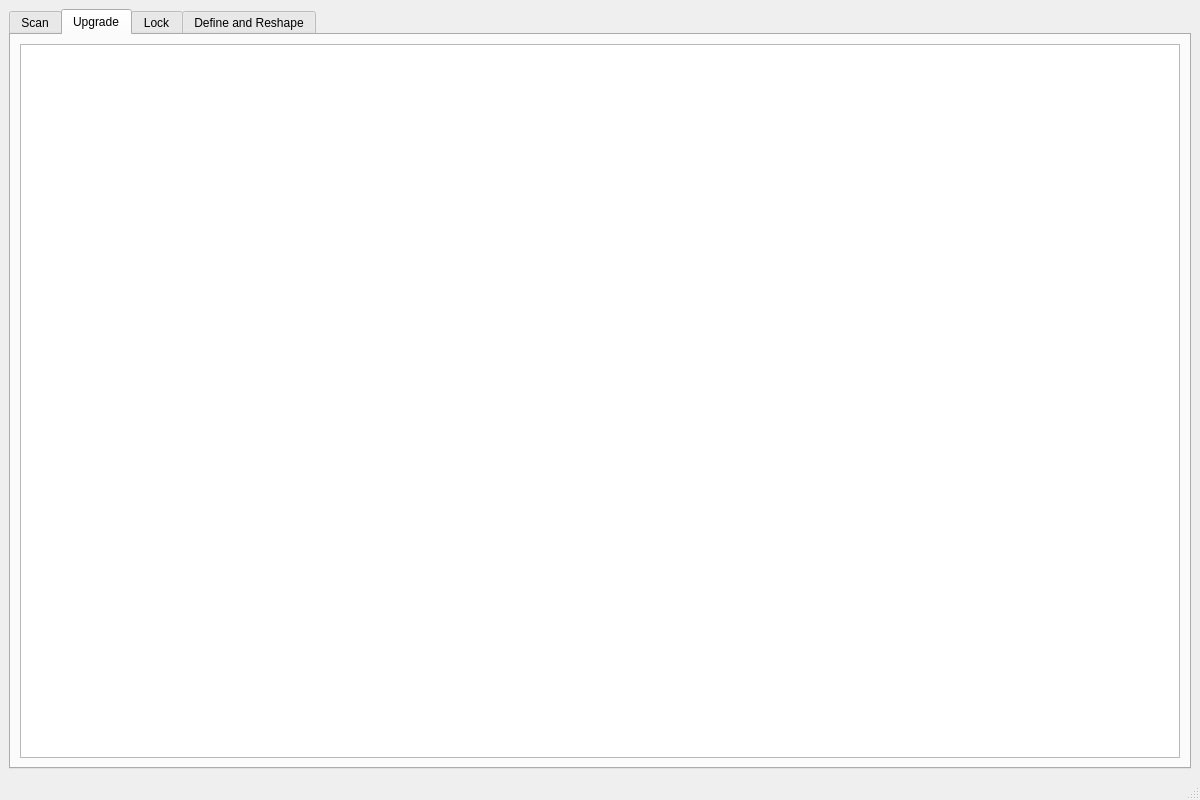
pricyspark/ArtifactSort-GI, file mainwindow.ui: the form before one commit.
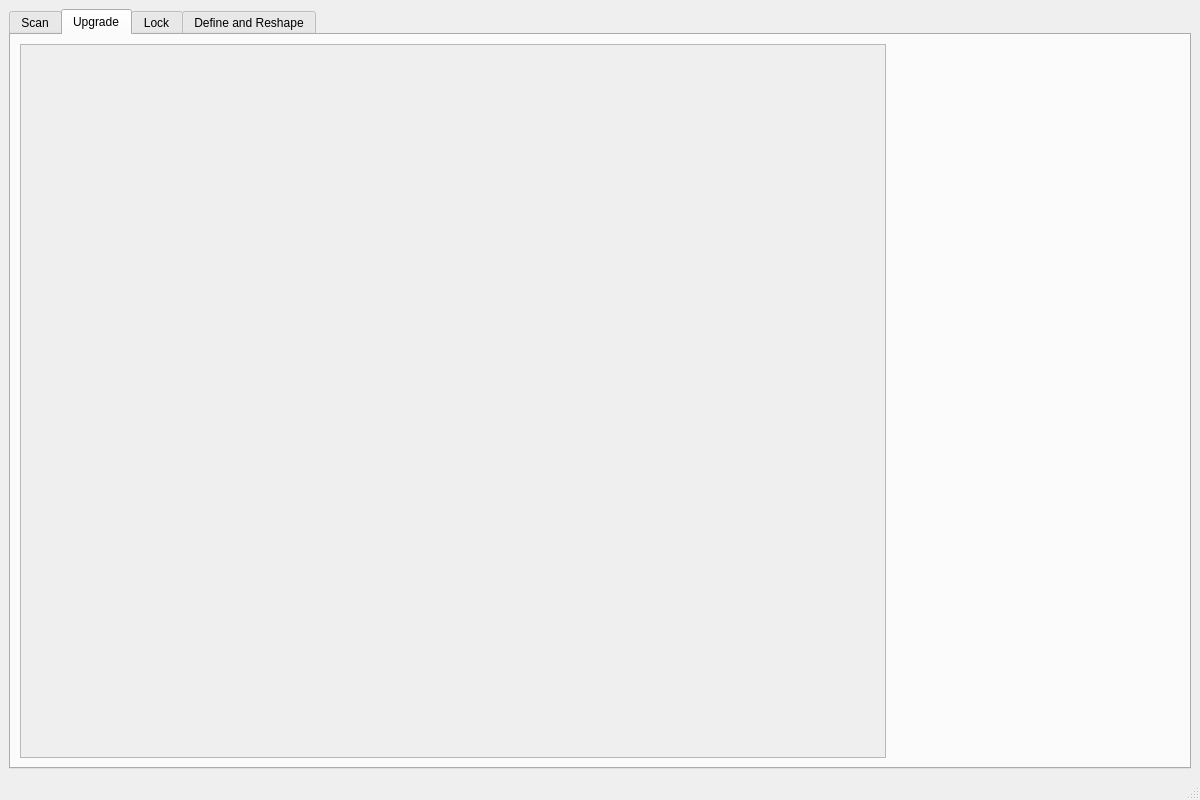
The form after the commit. The open tabs and pages were chosen to show the change.

Commit message: Add basic upgrade analysis

Patch:
```diff
--- a/mainwindow.ui
+++ b/mainwindow.ui
@@ -148,9 +148,115 @@
        <attribute name="title">
         <string>Upgrade</string>
        </attribute>
-       <layout class="QHBoxLayout" name="horizontalLayout_2">
+       <layout class="QHBoxLayout" name="horizontalLayout_2" stretch="3,1">
         <item>
-         <widget class="QTextBrowser" name="upgradeBox"/>
+         <widget class="QScrollArea" name="upgradeScrollArea">
+          <property name="widgetResizable">
+           <bool>true</bool>
+          </property>
+          <widget class="QWidget" name="upgradeScrollContents">
+           <property name="geometry">
+            <rect>
+             <x>0</x>
+             <y>0</y>
+             <width>864</width>
+             <height>710</height>
+            </rect>
+           </property>
+           <layout class="QGridLayout" name="gridLayout">
+            <item row="0" column="0">
+             <layout class="QGridLayout" name="upgradeGrid"/>
+            </item>
+           </layout>
+          </widget>
+         </widget>
+        </item>
+        <item>
+         <layout class="QVBoxLayout" name="upgradeArtifactInfo" stretch="0,0,0,0,0,0,0,1">
+          <item>
+           <widget class="QLabel" name="upgradeArtifactMain">
+            <property name="text">
+             <string/>
+            </property>
+            <property name="margin">
+             <number>10</number>
+            </property>
+           </widget>
+          </item>
+          <item>
+           <widget class="QLabel" name="upgradeArtifactLvl">
+            <property name="text">
+             <string/>
+            </property>
+            <property name="margin">
+             <number>10</number>
+            </property>
+           </widget>
+          </item>
+          <item>
+           <widget class="QLabel" name="upgradeArtifactSub1">
+            <property name="text">
+             <string/>
+            </property>
+            <property name="margin">
+             <number>10</number>
+            </property>
+           </widget>
+          </item>
+          <item>
+           <widget class="QLabel" name="upgradeArtifactSub2">
+            <property name="text">
+             <string/>
+            </property>
+            <property name="margin">
+             <number>10</number>
+            </property>
+           </widget>
+          </item>
+          <item>
+           <widget class="QLabel" name="upgradeArtifactSub3">
+            <property name="text">
+             <string/>
+            </property>
+            <property name="margin">
+             <number>10</number>
+            </property>
+           </widget>
+          </item>
+          <item>
+           <widget class="QLabel" name="upgradeArtifactSub4">
+            <property name="text">
+             <string/>
+            </property>
+            <property name="margin">
+             <number>10</number>
+            </property>
+           </widget>
+          </item>
+          <item>
+           <widget class="QLabel" name="upgradeArtifactSet">
+            <property name="text">
+             <string/>
+            </property>
+            <property name="margin">
+             <number>10</number>
+            </property>
+           </widget>
+          </item>
+          <item>
+           <spacer name="verticalSpacer_3">
+            <property name="orientation">
+             <enum>Qt::Orientation::Vertical</enum>
+            </property>
+            <property name="sizeHint" stdset="0">
+             <size>
+              <width>20</width>
+              <height>40</height>
+             </size>
+            </property>
+           </spacer>
+          </item>
+         </layout>
         </item>
        </layout>
       </widget>
```
Left out of the diff: 20 changed lines with no effect on the pictures. The commit also changes 3 other files.
